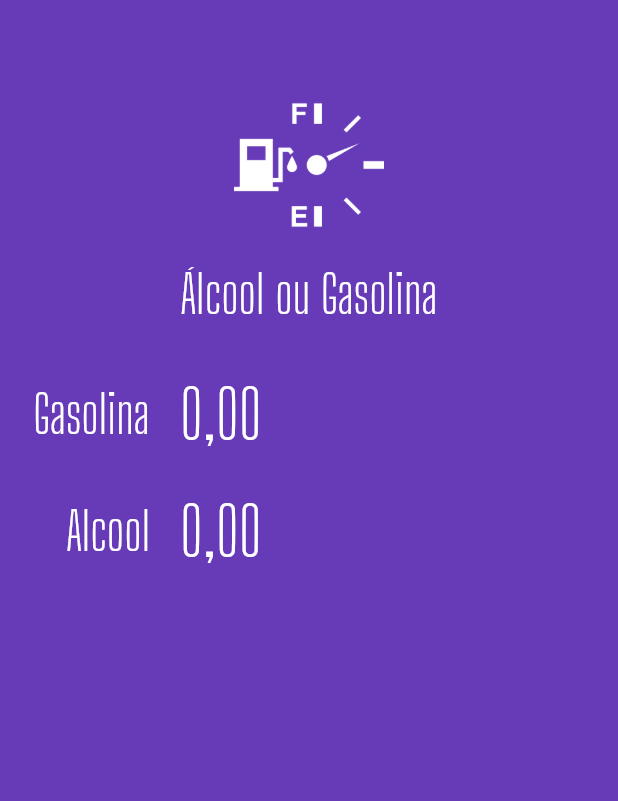
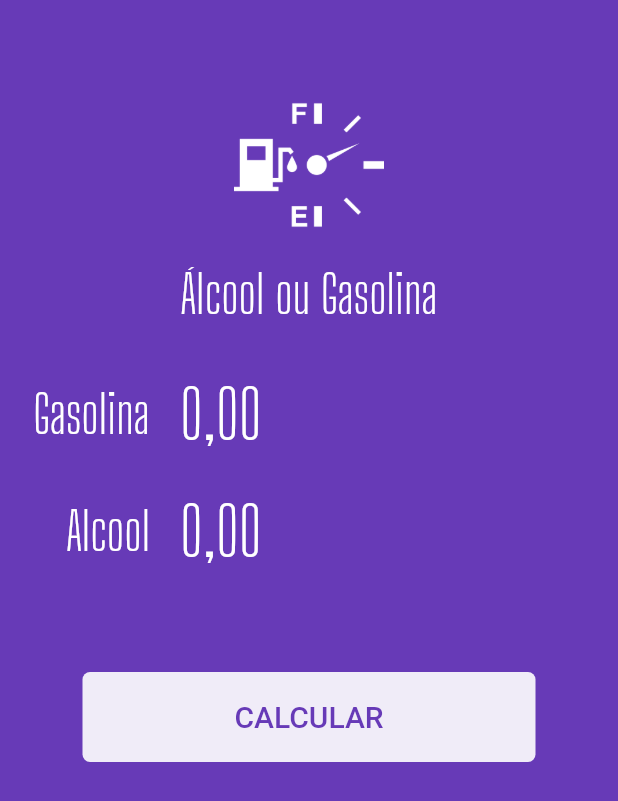
Before and after one commit to eichild/App-Gasolina, a Flutter app: the screen it shows after launch, on a phone screen of 412 x 824 dp. Shown: the top 801 px of the screen. Run offline on Flutter 3.47's test engine with Material 2 defaults, Android fonts, the phone set to English and light mode, and no system bars; our stand-ins replace flutter_masked_text.

Commit message:
Adicionado Buttom

```diff
--- a/app_alcool_gasolina/lib/main.dart
+++ b/app_alcool_gasolina/lib/main.dart
@@ -35,10 +35,28 @@ class HomePage extends StatelessWidget {
             ctrl: gasControlller,
             label: "Gasolina",
           ),
-            Input(
+          Input(
             ctrl: alcController,
             label: "Alcool",
           ),
+
+          Container(
+            margin: EdgeInsets.all(55),
+            height: 60,
+            decoration: BoxDecoration(
+              color: Colors.white.withOpacity(0.9),
+              borderRadius: BorderRadius.circular(5)
+            ),
+            child: FlatButton(
+              child: Text("CALCULAR",
+              style: TextStyle(
+                color: Theme.of(context).primaryColor,
+                fontSize: 20,
+              ),
+              ),
+              onPressed: (){},
+              ),
+          )
         ],
       ),
     );
```
